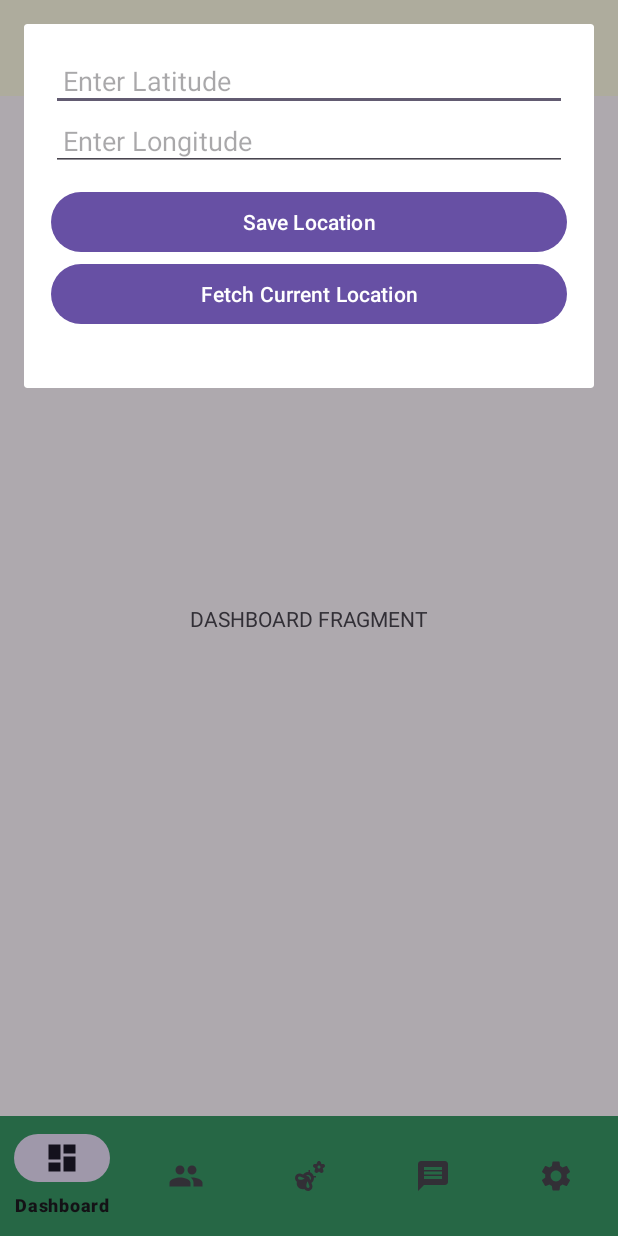
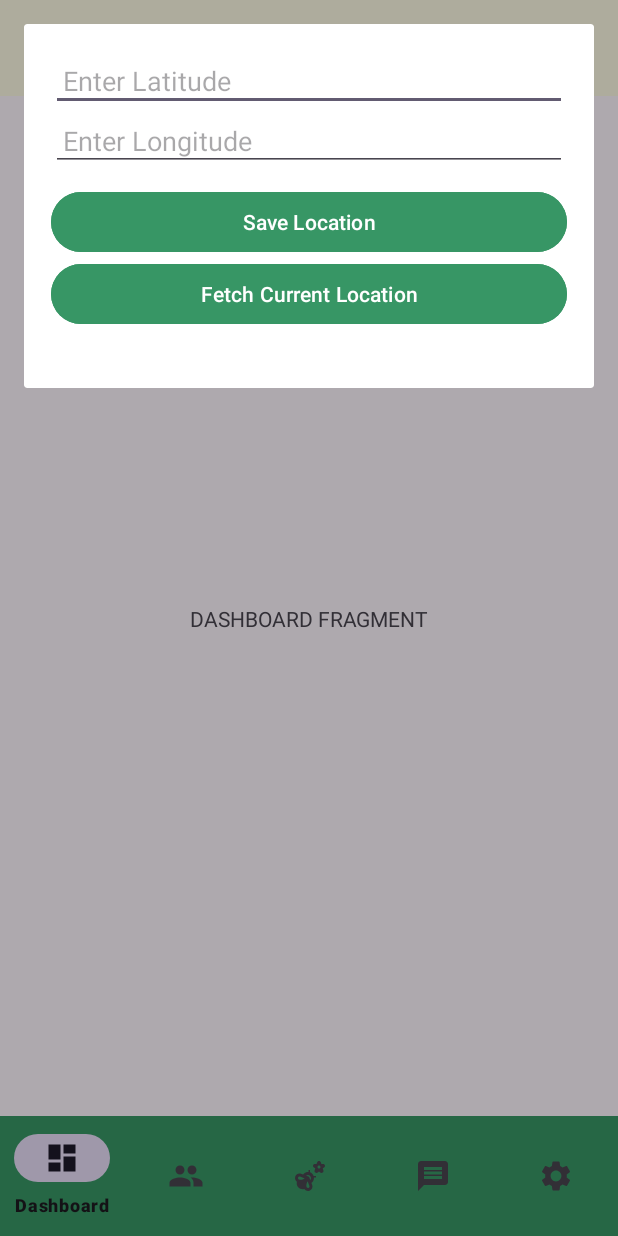
Before and after one commit to CS5520FeinbergFall2023/group-project-group-10, an Android app: the screen it shows after launch once a user with an empty profile is signed in (MainActivity), after a tap on "set_location_description", on a phone screen of 412 x 824 dp. Run offline under Robolectric (Android 15) with nearby library versions, the light colour scheme and no system bars; our stand-ins replace Firebase (no records; nobody signed in at launch, a user with empty details on screens opened directly).

Commit message:
Changed color of buttons

```diff
--- a/app/src/main/java/northeastern/cs5520fa23/greenthumbs/MainActivity.java
+++ b/app/src/main/java/northeastern/cs5520fa23/greenthumbs/MainActivity.java
@@ -58,6 +58,7 @@ public class MainActivity extends AppCompatActivity {
             showSetLocationFragment();
         } else {
             startWeatherService();
+            //From the recommendations page start the recommendation service and stop
             //startPlantRecommendationService();
         }
         ImageButton btnShowSetLocation = findViewById(R.id.btnShowSetLocation);
--- a/app/src/main/java/northeastern/cs5520fa23/greenthumbs/viewmodel/SetLocationFragment.java
+++ b/app/src/main/java/northeastern/cs5520fa23/greenthumbs/viewmodel/SetLocationFragment.java
@@ -70,12 +70,12 @@ public class SetLocationFragment extends DialogFragment {
         locationListener = new LocationListener() {
             @Override
             public void onLocationChanged(@NonNull Location location) {
-                showLoadingDialog();
+                //showLoadingDialog();
                 double lat = location.getLatitude();
                 editTextLatitude.setText(String.valueOf(lat));
                 editTextLongitude.setText(String.valueOf(location.getLongitude()));
                 locationManager.removeUpdates(this); // Stop updates to save battery
-                hideLoadingDialog();
+                //hideLoadingDialog();
             }
 
             @Override
--- /dev/null
+++ b/app/src/main/res/drawable/home_image.xml
@@ -0,0 +1,10 @@
+<?xml version="1.0" encoding="utf-8"?>
+<vector xmlns:android="http://schemas.android.com/apk/res/android"
+    android:height="24dp"
+    android:width="24dp"
+    android:viewportHeight="24"
+    android:viewportWidth="24"
+    android:tint="#111111">
+    <path android:fillColor="@android:color/black"
+        android:pathData="M12,3L2,12h3v9h5v-6h4v6h5v-9h3L12,3z"/>
+</vector>
--- a/app/src/main/res/layout/activity_main.xml
+++ b/app/src/main/res/layout/activity_main.xml
@@ -14,7 +14,7 @@
         app:layout_constraintEnd_toEndOf="parent"
         app:layout_constraintStart_toStartOf="parent"
         app:layout_constraintTop_toTopOf="parent"
-        app:title="GreenThumbs"
+        app:title="         GreenThumbs"
         app:titleTextColor="#356859" />
     <FrameLayout
         android:id="@+id/main_frame"
@@ -25,14 +25,15 @@
 
         <ImageButton
             android:id="@+id/btnShowSetLocation"
-            android:layout_width="100dp"
-            android:layout_height="100dp"
-            android:src="@drawable/cloud_24"
+            android:layout_width="60dp"
+            android:layout_height="60dp"
+            android:src="@drawable/home_image"
             android:contentDescription="@string/set_location_description"
             app:layout_constraintStart_toStartOf="parent"
             app:layout_constraintTop_toTopOf="parent"
-            android:layout_marginStart="16dp"
-            android:layout_marginTop="16dp" />
+            android:layout_marginStart="0dp"
+            android:layout_marginTop="0dp"
+            android:backgroundTint="#FFFBE6"/>
     </FrameLayout>
 
     <FrameLayout
--- a/app/src/main/res/layout/fragment_set_location.xml
+++ b/app/src/main/res/layout/fragment_set_location.xml
@@ -24,12 +24,14 @@
         android:layout_width="match_parent"
         android:layout_height="wrap_content"
         android:text="Save Location"
+        android:backgroundTint="#379665"
         android:layout_marginTop="10dp"/>
 
     <Button
         android:id="@+id/btnFetchLocation"
         android:layout_width="match_parent"
         android:layout_height="wrap_content"
+        android:backgroundTint="#379665"
         android:text="Fetch Current Location"/>
 
 </LinearLayout>
```
